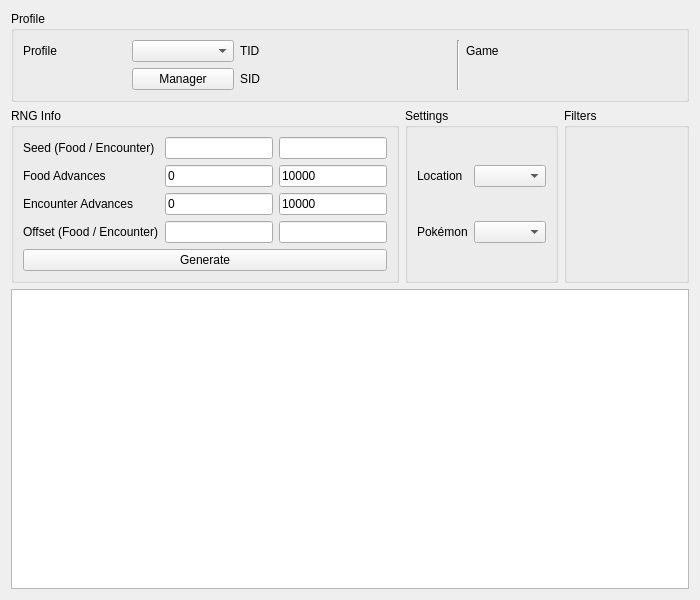
Admiral-Fish/PokeFinder, file Form/Gen3/Tools/PokeSpot.ui: the form before one commit.
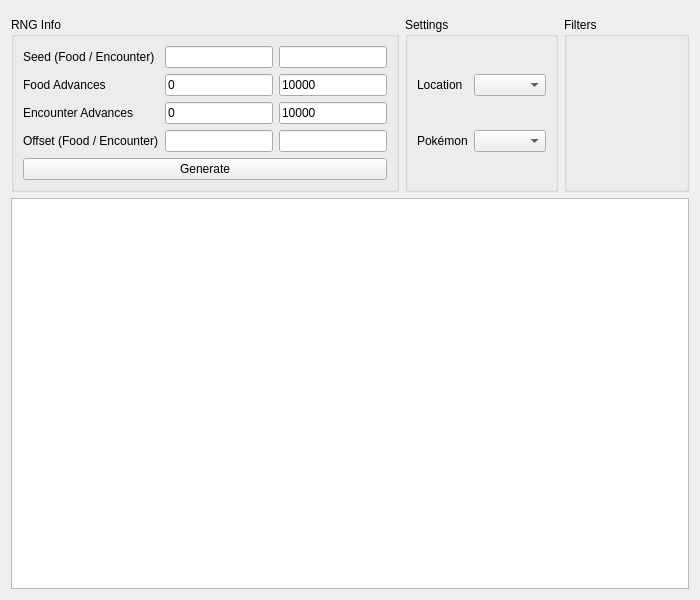
The form after the commit. Custom widgets are drawn as their Qt base class.

Commit message: Refactor profile display

What changed in the file:
```diff
--- a/Form/Gen3/Tools/PokeSpot.ui
+++ b/Form/Gen3/Tools/PokeSpot.ui
@@ -13,68 +13,9 @@
   <property name="windowTitle">
    <string>PokeSpot</string>
   </property>
-  <layout class="QGridLayout" name="gridLayout_2">
+  <layout class="QGridLayout" name="gridLayout">
    <item row="0" column="0" colspan="3">
-    <widget class="QGroupBox" name="groupBoxProfile">
-     <property name="title">
-      <string>Profile</string>
-     </property>
-     <layout class="QGridLayout" name="gridLayout_5">
-      <item row="0" column="0">
-       <widget class="QLabel" name="labelProfile">
-        <property name="text">
-         <string>Profile</string>
-        </property>
-       </widget>
-      </item>
-      <item row="0" column="1">
-       <widget class="QComboBox" name="comboBoxProfiles"/>
-      </item>
-      <item row="1" column="1">
-       <widget class="QPushButton" name="pushButtonProfileManager">
-        <property name="text">
-         <string>Manager</string>
-        </property>
-       </widget>
-      </item>
-      <item row="0" column="2">
-       <widget class="QLabel" name="labelProfileTID">
-        <property name="text">
-         <string>TID</string>
-        </property>
-       </widget>
-      </item>
-      <item row="0" column="3">
-       <widget class="QLabel" name="labelProfileTIDValue"/>
-      </item>
-      <item row="1" column="2">
-       <widget class="QLabel" name="labelProfileSID">
-        <property name="text">
-         <string>SID</string>
-        </property>
-       </widget>
-      </item>
-      <item row="1" column="3">
-       <widget class="QLabel" name="labelProfileSIDValue"/>
-      </item>
-      <item row="0" column="4" rowspan="2">
-       <widget class="Line" name="line">
-        <property name="orientation">
-         <enum>Qt::Orientation::Vertical</enum>
-        </property>
-       </widget>
-      </item>
-      <item row="0" column="5">
-       <widget class="QLabel" name="labelProfileGame">
-        <property name="text">
-         <string>Game</string>
-        </property>
-       </widget>
-      </item>
-      <item row="0" column="6">
-       <widget class="QLabel" name="labelProfileGameValue"/>
-      </item>
-     </layout>
+    <widget class="ProfileDisplay3" name="profileDisplay" native="true">
     </widget>
    </item>
    <item row="1" column="0">
@@ -82,7 +23,7 @@
      <property name="title">
       <string>RNG Info</string>
      </property>
-     <layout class="QGridLayout" name="gridLayout">
+     <layout class="QGridLayout" name="gridLayout_1">
       <item row="0" column="0">
        <widget class="QLabel" name="labelSeed">
         <property name="text">
@@ -176,7 +117,7 @@
      <property name="title">
       <string>Settings</string>
      </property>
-     <layout class="QGridLayout" name="gridLayout_3">
+     <layout class="QGridLayout" name="gridLayout_2">
       <item row="0" column="0">
        <widget class="QLabel" name="labelLocation">
         <property name="text">
@@ -211,7 +152,7 @@
      <property name="title">
       <string>Filters</string>
      </property>
-     <layout class="QGridLayout" name="gridLayout_4">
+     <layout class="QGridLayout" name="gridLayout_3">
       <item row="0" column="0">
        <widget class="Filter" name="filter" native="true"/>
       </item>
@@ -245,6 +186,12 @@
    <header>Form/Controls/Filter.hpp</header>
    <container>1</container>
   </customwidget>
+  <customwidget>
+   <class>ProfileDisplay3</class>
+   <extends>QWidget</extends>
+   <header>Form/Gen3/Profile/ProfileDisplay3.hpp</header>
+   <container>1</container>
+  </customwidget>
   <customwidget>
    <class>ComboBoxProxy</class>
    <extends>QComboBox</extends>
```
Left out of the diff: 2 changed lines with no effect on the pictures. The commit also changes 110 other files.
